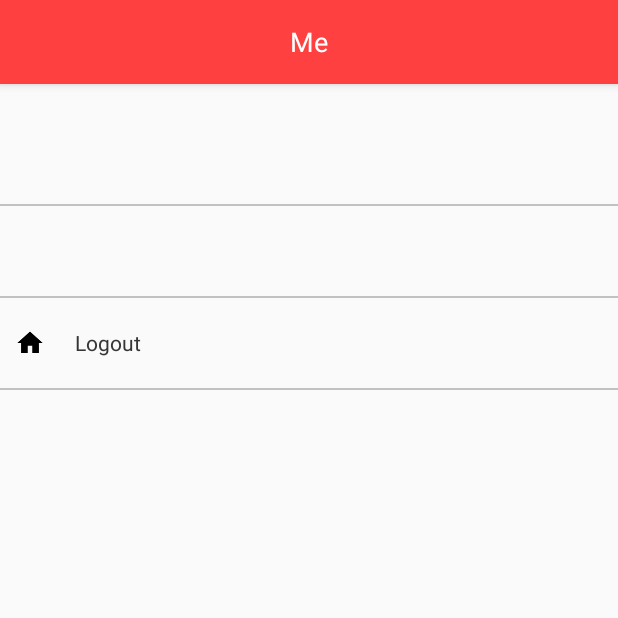
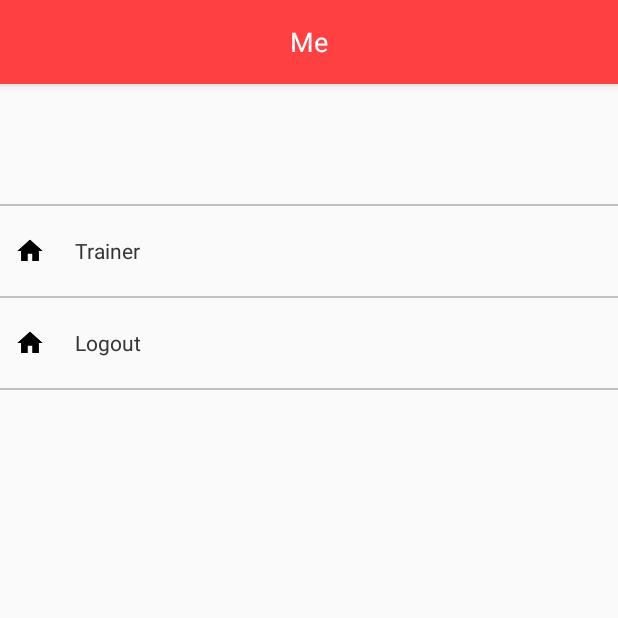
Before and after one commit to leonchinzeye/PhotoLearn, an Android app: the fragment MeFragment placed in its activity, item 2 of the bottom bar chosen, on a phone screen of 412 x 824 dp, the top half of it. Run offline under Robolectric (Android 15) with nearby library versions, the phone set to English and light mode, and no system bars; our stand-ins replace Firebase (no records; nobody signed in at launch, a user with empty details on screens opened directly); libraries missing offline, so code that uses them is left out: com.facebook, com.facebook.login; 2 statements that could not run were skipped.

Commit message:
UI issue on MeList page

```diff
--- a/app/src/main/java/com/mtech/parttimeone/photolearn/fragments/MeFragment.java
+++ b/app/src/main/java/com/mtech/parttimeone/photolearn/fragments/MeFragment.java
@@ -58,11 +58,10 @@ public class MeFragment extends Fragment implements AdapterView.OnItemClickListe
         userName = mAuth.getCurrentUser().getDisplayName();
 
         ListModel itemmodel0 = new ListModel();
-        itemmodel.setTitle("Trainer");
+        itemmodel0.setTitle("Trainer");
         Drawable d0 = ContextCompat.getDrawable(getActivity(), R.drawable.ic_home_black_24dp);
-        itemmodel.setImage(d0);
+        itemmodel0.setImage(d0);
         infoList.add(itemmodel0);
-
 
         itemmodel.setTitle("Logout");
         Drawable d = ContextCompat.getDrawable(getActivity(), R.drawable.ic_home_black_24dp);
```
